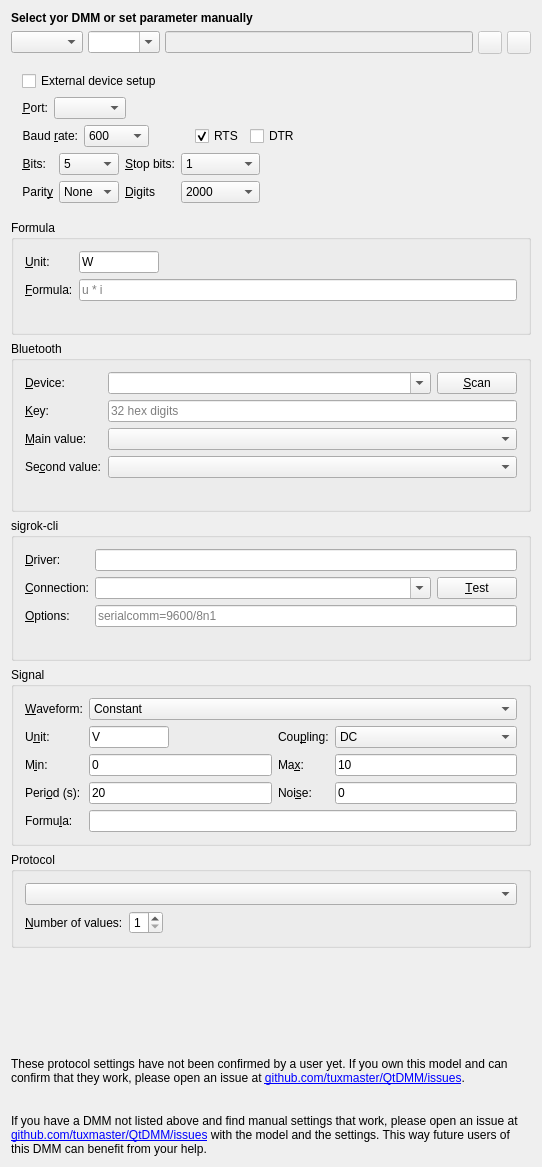
tuxmaster/QtDMM, file src/ui/uidmmprefs.ui: the form before one commit.
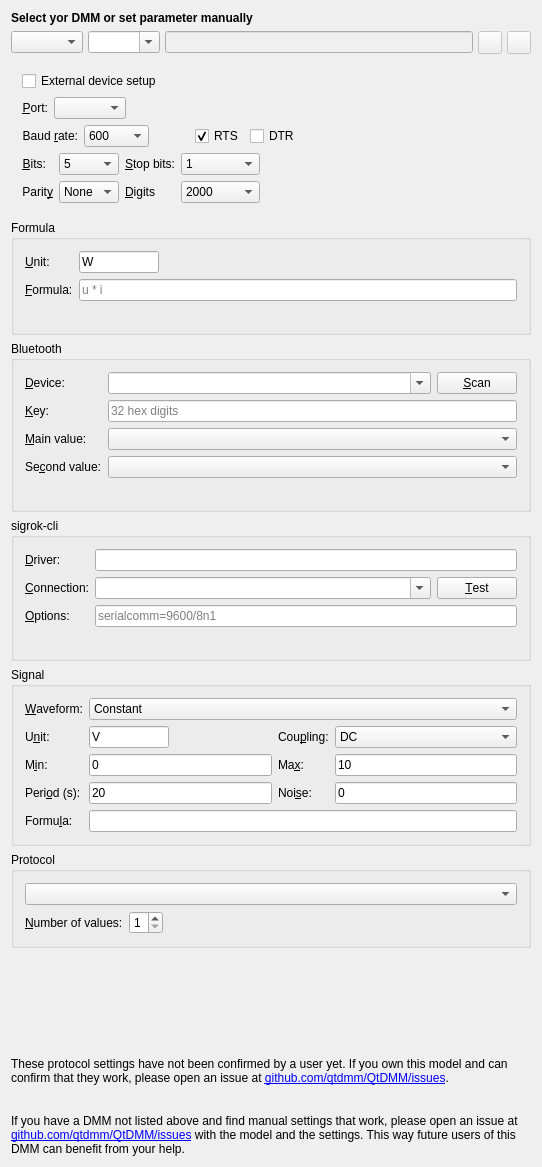
The form after the commit. Icons and pictures are not drawn. Custom widgets are drawn as their Qt base class.

Commit message: Repository moved to github.com/qtdmm/QtDMM: update all links

```diff
--- a/src/ui/uidmmprefs.ui
+++ b/src/ui/uidmmprefs.ui
@@ -1085,7 +1085,7 @@
       </sizepolicy>
      </property>
      <property name="text">
-      <string>&lt;html&gt;&lt;head/&gt;&lt;body&gt;&lt;p&gt;These protocol settings have not been confirmed by a user yet. If you own this model and can confirm that they work, please open an issue at &lt;a href=&quot;https://github.com/tuxmaster/QtDMM/issues&quot;&gt;&lt;span style=&quot; text-decoration: underline; color:#0000ff;&quot;&gt;github.com/tuxmaster/QtDMM/issues&lt;/span&gt;&lt;/a&gt;.&lt;/p&gt;&lt;/body&gt;&lt;/html&gt;</string>
+      <string>&lt;html&gt;&lt;head/&gt;&lt;body&gt;&lt;p&gt;These protocol settings have not been confirmed by a user yet. If you own this model and can confirm that they work, please open an issue at &lt;a href=&quot;https://github.com/qtdmm/QtDMM/issues&quot;&gt;&lt;span style=&quot; text-decoration: underline; color:#0000ff;&quot;&gt;github.com/qtdmm/QtDMM/issues&lt;/span&gt;&lt;/a&gt;.&lt;/p&gt;&lt;/body&gt;&lt;/html&gt;</string>
      </property>
      <property name="textFormat">
       <enum>Qt::RichText</enum>
@@ -1110,7 +1110,7 @@
       </sizepolicy>
      </property>
      <property name="text">
-      <string>&lt;html&gt;&lt;head/&gt;&lt;body&gt;&lt;p&gt;If you have a DMM not listed above and find manual settings that work, please open an issue at &lt;a href=&quot;https://github.com/tuxmaster/QtDMM/issues&quot;&gt;&lt;span style=&quot; text-decoration: underline; color:#0000ff;&quot;&gt;github.com/tuxmaster/QtDMM/issues&lt;/span&gt;&lt;/a&gt; with the model and the settings. This way future users of this DMM can benefit from your help.&lt;/p&gt;&lt;/body&gt;&lt;/html&gt;</string>
+      <string>&lt;html&gt;&lt;head/&gt;&lt;body&gt;&lt;p&gt;If you have a DMM not listed above and find manual settings that work, please open an issue at &lt;a href=&quot;https://github.com/qtdmm/QtDMM/issues&quot;&gt;&lt;span style=&quot; text-decoration: underline; color:#0000ff;&quot;&gt;github.com/qtdmm/QtDMM/issues&lt;/span&gt;&lt;/a&gt; with the model and the settings. This way future users of this DMM can benefit from your help.&lt;/p&gt;&lt;/body&gt;&lt;/html&gt;</string>
      </property>
      <property name="textFormat">
       <enum>Qt::RichText</enum>
```
Left out of the diff: 2 changed lines with no effect on the pictures. The commit also changes 15 other files.
